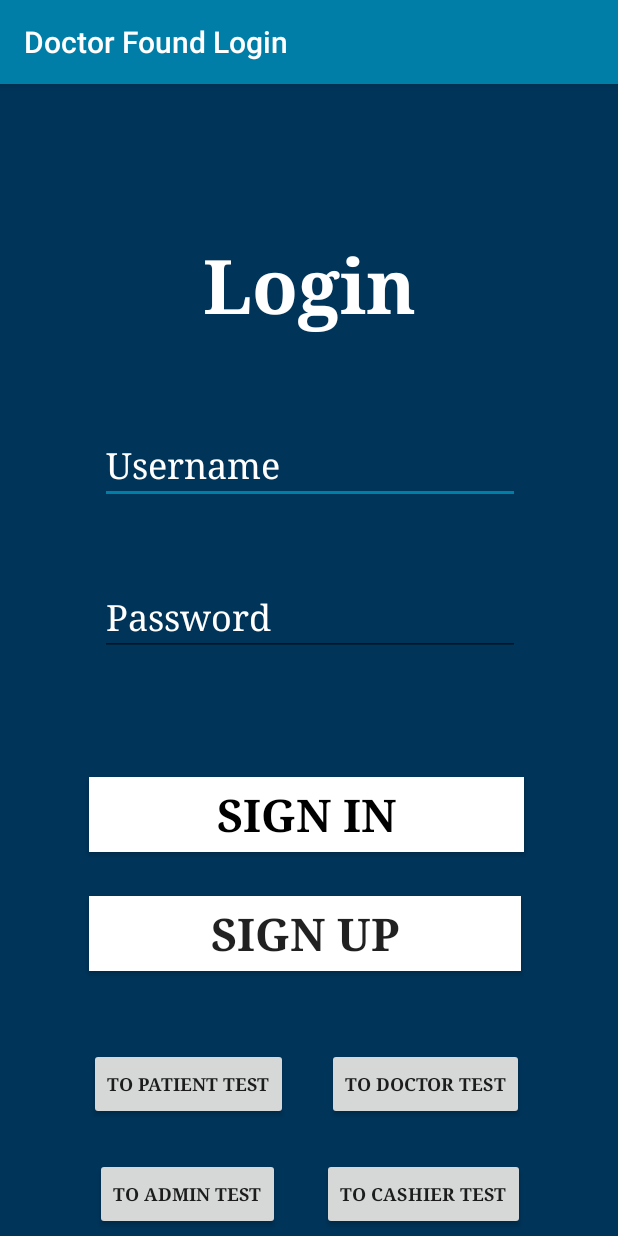
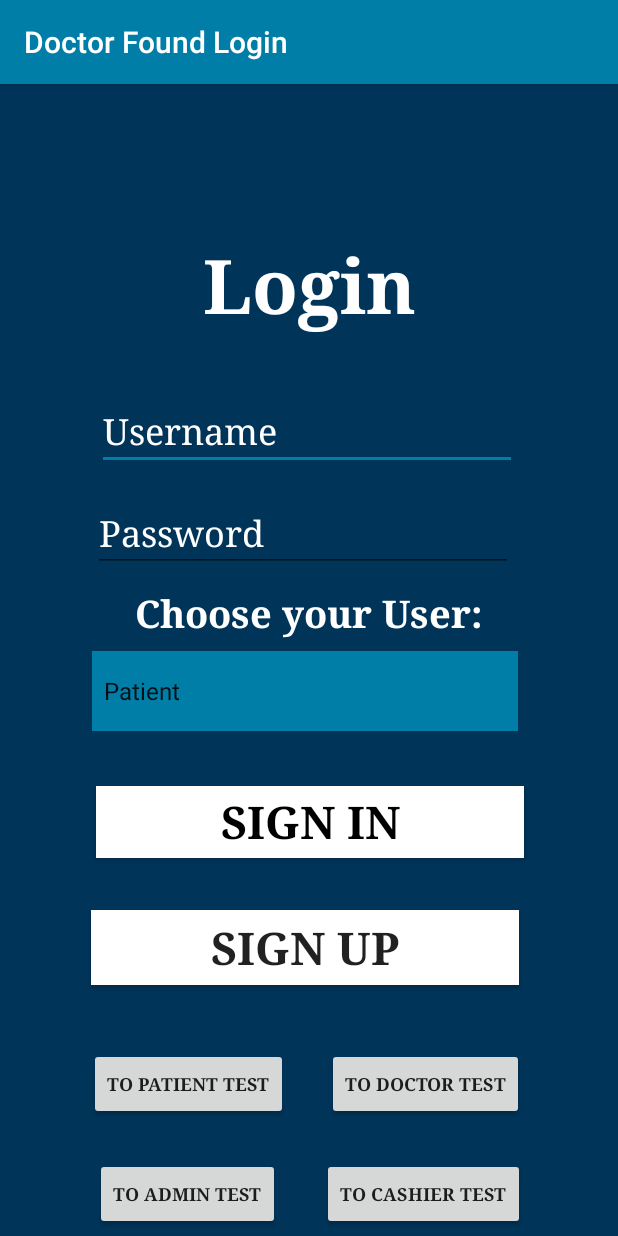
Before and after one commit to doctorfound2020/CSIS3175DF, an Android app: the LoginActivity screen opened directly, with no data from a screen before it, on a phone screen of 412 x 824 dp. Run offline under Robolectric (Android 15) with nearby library versions, the phone set to English and light mode, and no system bars.

Commit message:
Added Spinner in Login, SignUp, and EditAccount to Choose user to sign in or sign up as. String array added.

```diff
--- a/app/src/main/res/layout/activity_login.xml
+++ b/app/src/main/res/layout/activity_login.xml
@@ -35,11 +35,11 @@
         app:fontFamily="serif"
         app:layout_constraintBottom_toBottomOf="parent"
         app:layout_constraintEnd_toEndOf="parent"
-        app:layout_constraintHorizontal_bias="0.504"
+        app:layout_constraintHorizontal_bias="0.488"
         app:layout_constraintStart_toStartOf="parent"
         app:layout_constraintTop_toTopOf="parent"
-        app:layout_constraintVertical_bias="0.318"
-        tools:ignore="autofill"/>
+        app:layout_constraintVertical_bias="0.287"
+        tools:ignore="autofill" />
 
     <EditText
         android:id="@+id/etPassword"
@@ -54,16 +54,16 @@
         app:fontFamily="serif"
         app:layout_constraintBottom_toBottomOf="parent"
         app:layout_constraintEnd_toEndOf="parent"
-        app:layout_constraintHorizontal_bias="0.504"
+        app:layout_constraintHorizontal_bias="0.472"
         app:layout_constraintStart_toStartOf="parent"
         app:layout_constraintTop_toTopOf="parent"
-        app:layout_constraintVertical_bias="0.46"
-        tools:ignore="autofill"/>
+        app:layout_constraintVertical_bias="0.382"
+        tools:ignore="autofill" />
 
     <Button
         android:id="@+id/btnSignInSI"
-        android:layout_width="290dp"
-        android:layout_height="50dp"
+        android:layout_width="285dp"
+        android:layout_height="48dp"
         android:background="#FFFFFF"
         android:text="@string/btnSignIn"
         android:textColor="#000000"
@@ -72,14 +72,42 @@
         app:fontFamily="serif"
         app:layout_constraintBottom_toBottomOf="parent"
         app:layout_constraintEnd_toEndOf="parent"
-        app:layout_constraintHorizontal_bias="0.487"
+        app:layout_constraintHorizontal_bias="0.504"
         app:layout_constraintStart_toStartOf="parent"
         app:layout_constraintTop_toTopOf="parent"
-        app:layout_constraintVertical_bias="0.643"/>
+        app:layout_constraintVertical_bias="0.65" />
+
+    <TextView
+        android:id="@+id/textView"
+        android:layout_width="wrap_content"
+        android:layout_height="wrap_content"
+        android:text="@string/txtChooseUserSignIn"
+        app:layout_constraintBottom_toBottomOf="parent"
+        app:layout_constraintEnd_toEndOf="parent"
+        app:layout_constraintStart_toStartOf="parent"
+        app:layout_constraintTop_toTopOf="parent"
+        app:layout_constraintVertical_bias="0.457"
+        android:textColor="#FFFFFF"
+        android:textSize="25sp"
+        android:textStyle="bold"
+        app:fontFamily="serif"/>
+
+    <Spinner
+        android:id="@+id/sChooseUserSignIn"
+        android:layout_width="284dp"
+        android:layout_height="53dp"
+        android:background="#007EA7"
+        android:entries="@array/sChooseUserSignIn"
+        app:layout_constraintBottom_toBottomOf="parent"
+        app:layout_constraintEnd_toEndOf="parent"
+        app:layout_constraintHorizontal_bias="0.48"
+        app:layout_constraintStart_toStartOf="parent"
+        app:layout_constraintTop_toTopOf="parent"
+        app:layout_constraintVertical_bias="0.529" />
 
     <Button
         android:id="@+id/btnSignUpSI"
-        android:layout_width="288dp"
+        android:layout_width="285dp"
         android:layout_height="50dp"
         android:background="#FFFFFF"
         android:text="@string/btnSignUp"
@@ -91,7 +119,7 @@
         app:layout_constraintHorizontal_bias="0.479"
         app:layout_constraintStart_toStartOf="parent"
         app:layout_constraintTop_toTopOf="parent"
-        app:layout_constraintVertical_bias="0.754" />
+        app:layout_constraintVertical_bias="0.767" />
 
     <Button
         android:id="@+id/btnToPatientTEST"
@@ -153,4 +181,6 @@
         app:layout_constraintTop_toTopOf="parent"
         app:layout_constraintVertical_bias="0.994" />
 
+
+
 </androidx.constraintlayout.widget.ConstraintLayout>
--- a/app/src/main/res/values/strings.xml
+++ b/app/src/main/res/values/strings.xml
@@ -9,8 +9,16 @@
     <string name="txtTitleLogin">Login</string>
     <string name="hintUsernameLogin">Username</string>
     <string name="hintPassword">Password</string>
+    <string name="txtChooseUserSignIn">Choose your User:</string>
+    <string-array name="sChooseUserSignIn">
+        <item>Patient</item>
+        <item>Doctor</item>
+        <item>Admin</item>
+        <item>Cashier</item>
+    </string-array>
     <string name="btnSignIn">Sign In</string>
     <string name="btnSignUp">Sign Up</string>
+
 
     <!--    LogoutActivity-->
     <string name="txtTitleLogout">Logout</string>
@@ -29,6 +37,14 @@
     <string name="hintUsernameSignUp">Username</string>
     <string name="hintPasswordSignUp">Password</string>
     <string name="hintPasswordConfirmSignUp">Confirm Password</string>
+
+    <string name="txtChooseUserSignUpEdit">Choose the USER you would like to be:</string>
+    <string-array name="sChooseUserSignUpEdit">
+        <item>Patient</item>
+        <item>Doctor</item>
+        <item>Admin</item>
+        <item>Cashier</item>
+    </string-array>
 
     <string name="txtPersonalInformation">Personal Information:</string>
     <string name="hintFirstName">First Name</string>
```
Also changed, not shown: app/src/main/res/layout/activity_sign_up.xml (+22 -0 lines).
